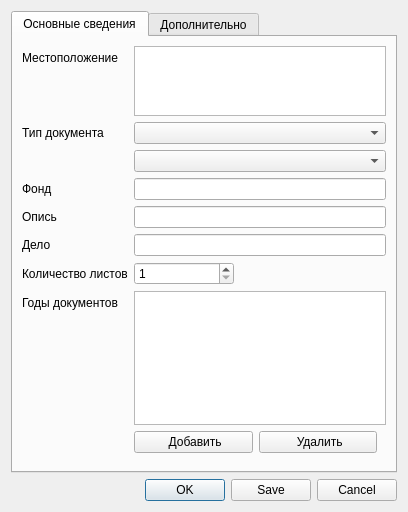
The window that ui/docform_dialog.ui (caxapyk/gaoo-cfp) describes before a commit, drawn with Qt 5.
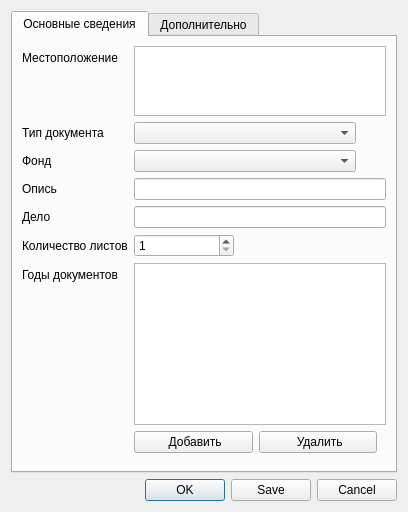
The same window after the commit. Icons and pictures are not drawn.

```diff
--- a/ui/docform_dialog.ui
+++ b/ui/docform_dialog.ui
@@ -76,14 +76,16 @@
          </property>
         </widget>
        </item>
-       <item row="2" column="0">
+       <item row="1" column="0">
         <widget class="QLabel" name="label_2">
          <property name="text">
           <string>Тип документа</string>
          </property>
         </widget>
        </item>
-       <item row="2" column="1">
+       <item row="1" column="1">
+        <layout class="QHBoxLayout" name="horizontalLayout_3">
+         <item>
         <widget class="QComboBox" name="doctype_comboBox">
          <property name="maximumSize">
           <size>
@@ -96,34 +98,70 @@
          </property>
         </widget>
        </item>
-       <item row="4" column="0">
+         <item>
+          <widget class="QPushButton" name="pushButton_doctype_dlg">
+           <property name="maximumSize">
+            <size>
+             <width>24</width>
+             <height>16777215</height>
+            </size>
+           </property>
+           <property name="text">
+            <string/>
+           </property>
+           <property name="icon">
+            <iconset resource="../resources.qrc">
+             <normaloff>:/icons/open-16.png</normaloff>:/icons/open-16.png</iconset>
+           </property>
+           <property name="flat">
+            <bool>true</bool>
+           </property>
+          </widget>
+         </item>
+        </layout>
+       </item>
+       <item row="2" column="0">
         <widget class="QLabel" name="label_3">
          <property name="text">
           <string>Фонд</string>
          </property>
         </widget>
        </item>
-       <item row="4" column="1">
-        <widget class="QLineEdit" name="fund_lineEdit">
+       <item row="2" column="1">
+        <layout class="QHBoxLayout" name="horizontalLayout_4">
+         <item>
+          <widget class="QComboBox" name="fund_comboBox"/>
+         </item>
+         <item>
+          <widget class="QPushButton" name="pushButton_fund_dlg">
          <property name="maximumSize">
           <size>
-           <width>16777215</width>
+             <width>24</width>
            <height>16777215</height>
           </size>
          </property>
-         <property name="maxLength">
-          <number>100</number>
+           <property name="text">
+            <string/>
+           </property>
+           <property name="icon">
+            <iconset resource="../resources.qrc">
+             <normaloff>:/icons/open-16.png</normaloff>:/icons/open-16.png</iconset>
+           </property>
+           <property name="flat">
+            <bool>true</bool>
          </property>
         </widget>
        </item>
-       <item row="5" column="0">
+        </layout>
+       </item>
+       <item row="3" column="0">
         <widget class="QLabel" name="label_4">
          <property name="text">
           <string>Опись</string>
          </property>
         </widget>
        </item>
-       <item row="5" column="1">
+       <item row="3" column="1">
         <widget class="QLineEdit" name="inventory_lineEdit">
          <property name="maximumSize">
           <size>
@@ -136,14 +174,14 @@
          </property>
         </widget>
        </item>
-       <item row="6" column="0">
+       <item row="4" column="0">
         <widget class="QLabel" name="label_5">
          <property name="text">
           <string>Дело</string>
          </property>
         </widget>
        </item>
-       <item row="6" column="1">
+       <item row="4" column="1">
         <widget class="QLineEdit" name="unit_lineEdit">
          <property name="maximumSize">
           <size>
@@ -156,14 +194,14 @@
          </property>
         </widget>
        </item>
-       <item row="7" column="0">
+       <item row="5" column="0">
         <widget class="QLabel" name="label_6">
          <property name="text">
           <string>Количество листов</string>
          </property>
         </widget>
        </item>
-       <item row="7" column="1">
+       <item row="5" column="1">
         <widget class="QSpinBox" name="sheet_spinBox">
          <property name="maximumSize">
           <size>
@@ -182,14 +220,14 @@
          </property>
         </widget>
        </item>
-       <item row="10" column="0">
+       <item row="6" column="0">
         <widget class="QLabel" name="label_11">
          <property name="text">
           <string>Годы документов</string>
          </property>
         </widget>
        </item>
-       <item row="10" column="1">
+       <item row="6" column="1">
         <layout class="QVBoxLayout" name="verticalLayout_4">
          <item>
           <widget class="QListView" name="year_listView">
@@ -294,9 +332,6 @@
          </item>
         </layout>
        </item>
-       <item row="3" column="1">
-        <widget class="QComboBox" name="comboBox_fund"/>
-       </item>
       </layout>
      </widget>
      <widget class="QWidget" name="tab_add">
```
Lines whose indentation alone changed are shown as unchanged.
